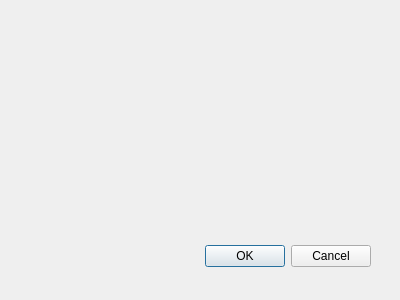
Qt form AprImport/forms/ui_aprimport.ui (sourcepole/qgis-aprimport-plugin) before a commit.
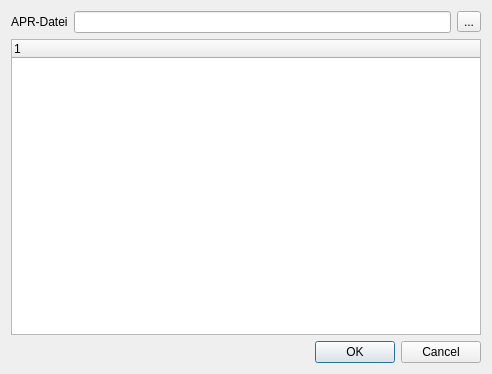
The same form after that commit.

```diff
--- a/AprImport/forms/ui_aprimport.ui
+++ b/AprImport/forms/ui_aprimport.ui
@@ -1,33 +1,59 @@
 <ui version="4.0" >
  <class>AprImport</class>
- <widget class="QDialog" name="AprImport" >
-  <property name="geometry" >
+ <widget class="QDialog" name="AprImport">
+  <property name="geometry">
    <rect>
     <x>0</x>
     <y>0</y>
-    <width>400</width>
-    <height>300</height>
+    <width>492</width>
+    <height>374</height>
    </rect>
   </property>
   <property name="windowTitle" >
    <string>AprImport</string>
   </property>
-  <widget class="QDialogButtonBox" name="buttonBox" >
-   <property name="geometry" >
-    <rect>
-     <x>30</x>
-     <y>240</y>
-     <width>341</width>
-     <height>32</height>
-    </rect>
-   </property>
-   <property name="orientation" >
-    <enum>Qt::Horizontal</enum>
-   </property>
-   <property name="standardButtons" >
-    <set>QDialogButtonBox::Cancel|QDialogButtonBox::Ok</set>
-   </property>
-  </widget>
+  <layout class="QGridLayout" name="gridLayout">
+   <item row="0" column="0">
+    <layout class="QHBoxLayout" name="horizontalLayout">
+     <item>
+      <widget class="QLabel" name="label">
+       <property name="text">
+        <string>APR-Datei</string>
+       </property>
+      </widget>
+     </item>
+     <item>
+      <widget class="QLineEdit" name="lneAprFileName"/>
+     </item>
+     <item>
+      <widget class="QToolButton" name="toolButton">
+       <property name="text">
+        <string>...</string>
+       </property>
+      </widget>
+     </item>
+    </layout>
+   </item>
+   <item row="1" column="0">
+    <widget class="QTreeWidget" name="treeWidget">
+     <column>
+      <property name="text">
+       <string notr="true">1</string>
+      </property>
+     </column>
+    </widget>
+   </item>
+   <item row="2" column="0">
+    <widget class="QDialogButtonBox" name="buttonBox">
+     <property name="orientation">
+      <enum>Qt::Horizontal</enum>
+     </property>
+     <property name="standardButtons">
+      <set>QDialogButtonBox::Cancel|QDialogButtonBox::Ok</set>
+     </property>
+    </widget>
+   </item>
+  </layout>
  </widget>
  <resources/>
  <connections>
```
Left out of the diff: 13 changed lines with no effect on the pictures.
